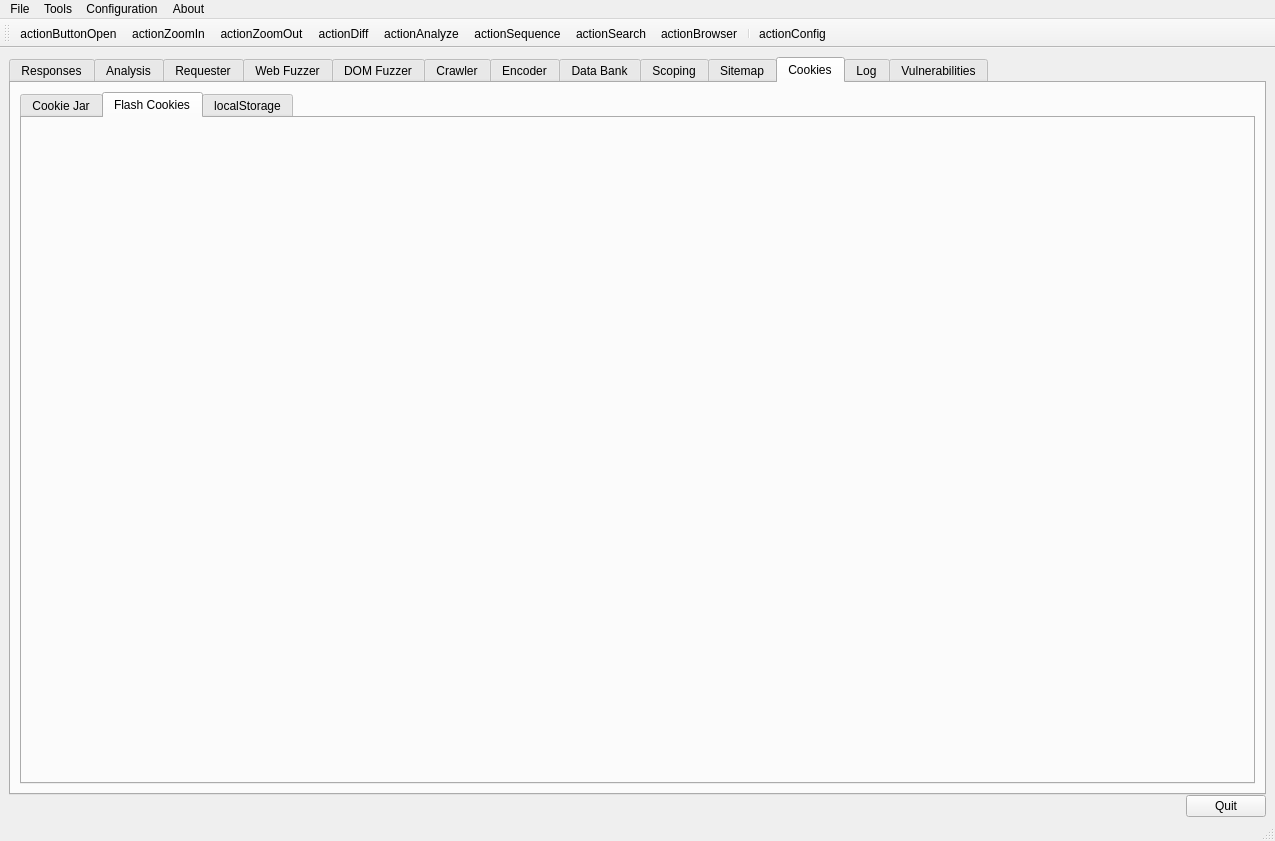
This is ui/RaftMain.ui in Averroes/raft as Qt 5 draws it before an edit. The edited form follows.
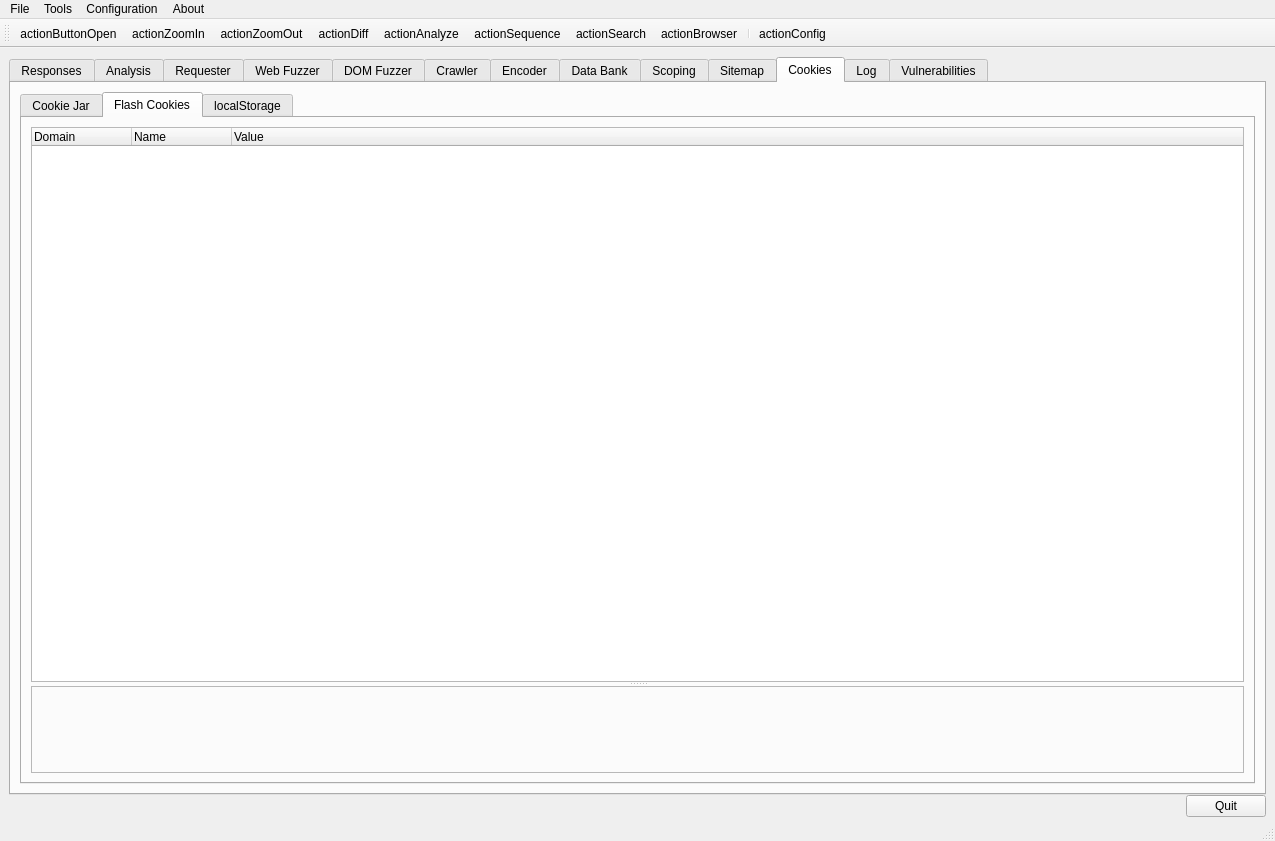
This is the edited form. The open tabs and pages were chosen to show the change. Icons and pictures are not drawn.

Commit message: partial implementation of Flash cookie

The edit to the form file:
```diff
--- a/ui/RaftMain.ui
+++ b/ui/RaftMain.ui
@@ -2870,6 +2870,40 @@
            <attribute name="title">
             <string>Flash Cookies</string>
            </attribute>
+           <layout class="QVBoxLayout" name="verticalLayout_59">
+            <item>
+             <widget class="QSplitter" name="splitter_10">
+              <property name="orientation">
+               <enum>Qt::Vertical</enum>
+              </property>
+              <widget class="QTreeWidget" name="cookiesFlashCookiesTreeWidget">
+               <column>
+                <property name="text">
+                 <string>Domain</string>
+                </property>
+               </column>
+               <column>
+                <property name="text">
+                 <string>Name</string>
+                </property>
+               </column>
+               <column>
+                <property name="text">
+                 <string>Value</string>
+                </property>
+               </column>
+              </widget>
+              <widget class="QFrame" name="frame_13">
+               <property name="frameShape">
+                <enum>QFrame::StyledPanel</enum>
+               </property>
+               <property name="frameShadow">
+                <enum>QFrame::Raised</enum>
+               </property>
+              </widget>
+             </widget>
+            </item>
+           </layout>
           </widget>
           <widget class="QWidget" name="cookiesLocalStorageTab">
            <attribute name="title">
```
Left out of the diff: 4 changed lines with no effect on the pictures. The commit also changes 4 other files.
